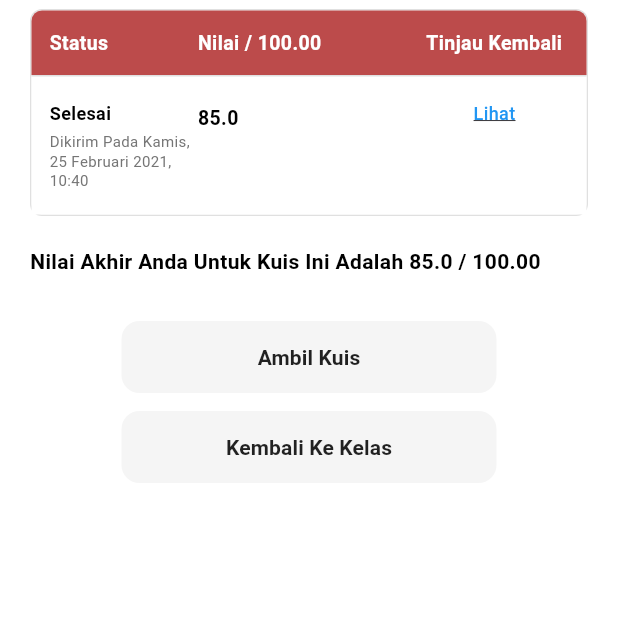
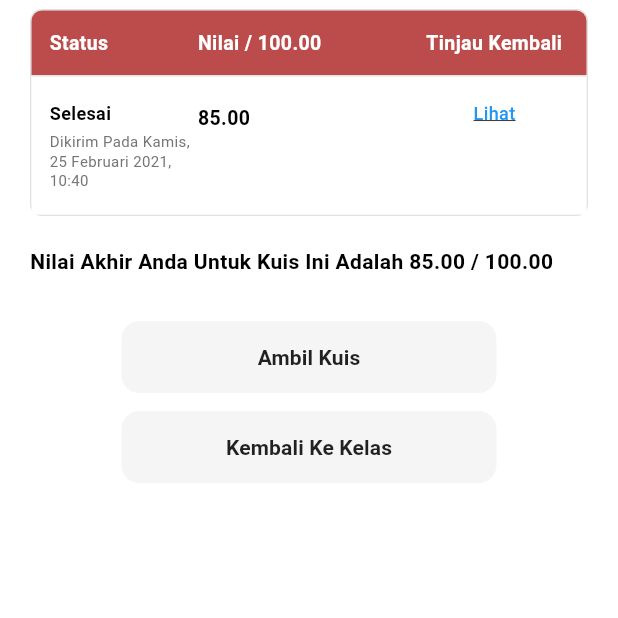
Before and after one commit to Yofaa123/Learning-Management-System, a Flutter app: the QuizReviewScreen screen opened directly, on a phone screen of 412 x 824 dp, the part 564-1182 px from its top. Run offline on Flutter 3.47's test engine with Material 3 defaults, Android fonts, the phone set to English and light mode, and no system bars; our stand-ins replace cached_network_image, youtube_player_flutter; missing offline and left inert: syncfusion_flutter_pdfviewer.

Commit message:
memperbaiki penilaian pada kuis

```diff
--- a/lib/screens/class/quiz_review_screen.dart
+++ b/lib/screens/class/quiz_review_screen.dart
@@ -271,7 +271,7 @@ class QuizReviewScreen extends StatelessWidget {
                       child: Padding(
                         padding: const EdgeInsets.only(top: 2),
                         child: Text(
-                          finalScore.toStringAsFixed(1),
+                          finalScore.toStringAsFixed(2),
                           style: const TextStyle(
                             fontSize: 13,
                             fontWeight: FontWeight.w600,
@@ -311,7 +311,7 @@ class QuizReviewScreen extends StatelessWidget {
 
   Widget _buildFinalScore() {
     return Text(
-      'Nilai Akhir Anda Untuk Kuis Ini Adalah ${finalScore.toStringAsFixed(1)} / 100.00',
+      'Nilai Akhir Anda Untuk Kuis Ini Adalah ${finalScore.toStringAsFixed(2)} / 100.00',
       style: const TextStyle(
         fontSize: 14,
         fontWeight: FontWeight.bold,
```
Also changed, not shown: lib/screens/class/quiz_summary_screen.dart (+5 -5 lines).
